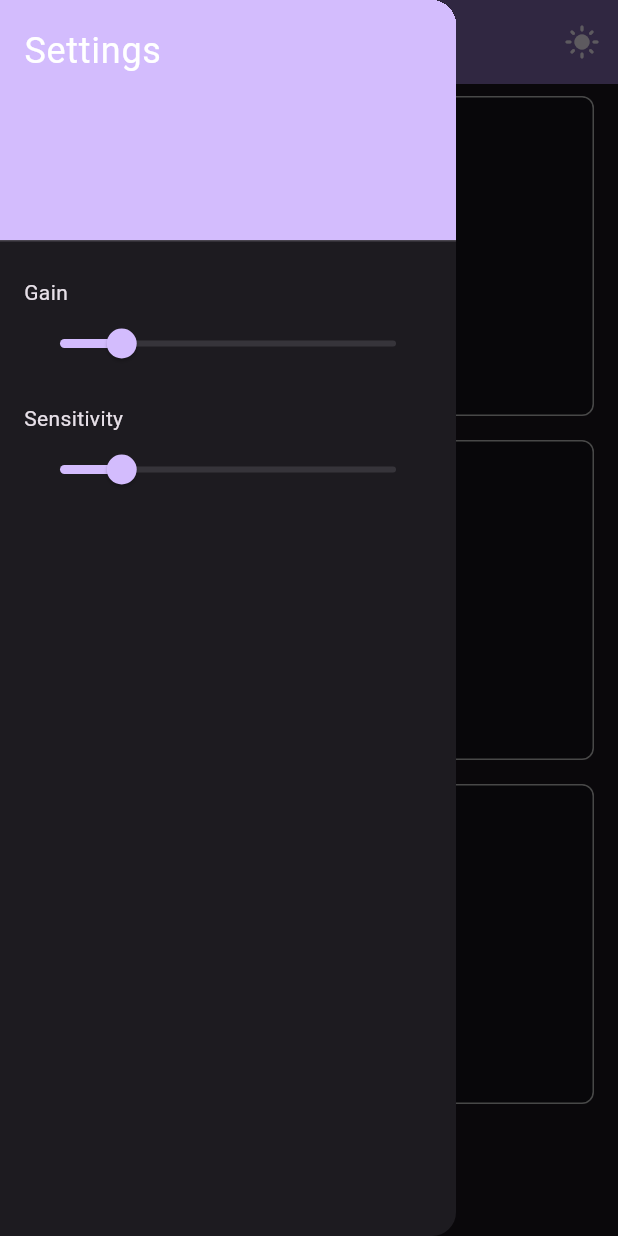
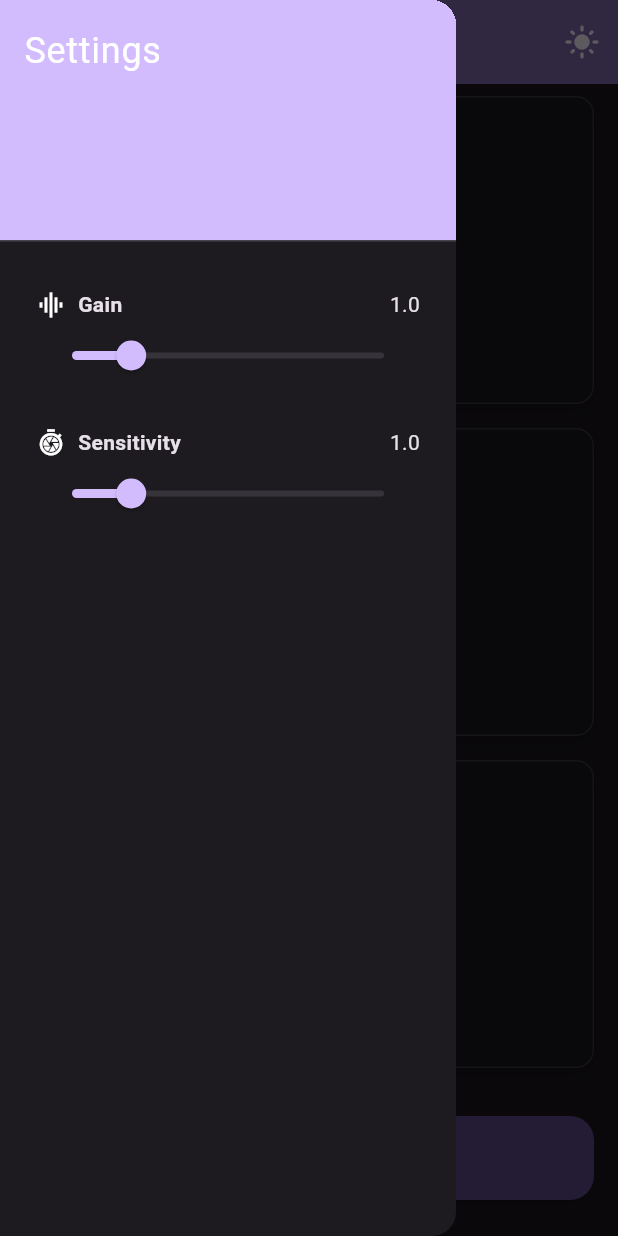
Before and after one commit to pedro16797/Spectral, a Flutter app: the screen it shows after launch, in the side drawer, after a tap on the "settings" icon, on a phone screen of 412 x 824 dp. Run offline on Flutter 3.47's test engine with Material 3 defaults, Android fonts, the phone set to English and light mode, and no system bars; missing offline and left inert: fftea, record.

Commit message:
feat: implement Phase 3 - UI Modernization & UX Streamlining
- Implemented a responsive layout using LayoutBuilder and GridView.
- Standardized visualization containers with a modern card-like design.
- Refined Waveform, FFT, and Waterfall painters with anti-aliasing and polished visuals.
- Improved FFT Bar Chart with linear gradients and rounded corners.
- Enhanced settings drawer with icons, value displays, and better labels.
- Updated capture button with icons and modern styling.
- Updated project roadmap and screenshots.

Co-authored-by: pedro16797 <62699562+pedro16797@users.noreply.github.com>

```diff
--- a/lib/main.dart
+++ b/lib/main.dart
@@ -194,6 +194,52 @@ class _SpectralHomePageState extends State<SpectralHomePage> {
     super.dispose();
   }
 
+  Widget _buildVisualizationCard({required String title, required Widget child}) {
+    return Container(
+      margin: const EdgeInsets.symmetric(horizontal: 16, vertical: 8),
+      decoration: BoxDecoration(
+        color: Theme.of(context).colorScheme.surface,
+        borderRadius: BorderRadius.circular(12),
+        boxShadow: [
+          BoxShadow(
+            color: Colors.black.withOpacity(0.2),
+            blurRadius: 8,
+            offset: const Offset(0, 4),
+          ),
+        ],
+        border: Border.all(
+          color: Theme.of(context).colorScheme.outline.withOpacity(0.2),
+        ),
+      ),
+      child: ClipRRect(
+        borderRadius: BorderRadius.circular(12),
+        child: Stack(
+          children: [
+            Positioned.fill(
+              child: Container(
+                color: Colors.black.withOpacity(0.05),
+                child: child,
+              ),
+            ),
+            Positioned(
+              top: 8,
+              left: 12,
+              child: Text(
+                title,
+                style: TextStyle(
+                  color: Theme.of(context).colorScheme.onSurface.withOpacity(0.7),
+                  fontSize: 12,
+                  fontWeight: FontWeight.bold,
+                  letterSpacing: 1.2,
+                ),
+              ),
+            ),
+          ],
+        ),
+      ),
+    );
+  }
+
   @override
   Widget build(BuildContext context) {
     return Scaffold(
@@ -231,27 +277,51 @@ class _SpectralHomePageState extends State<SpectralHomePage> {
               ),
             ),
             Padding(
-              padding: const EdgeInsets.all(16.0),
+              padding: const EdgeInsets.all(24.0),
               child: Column(
                 crossAxisAlignment: CrossAxisAlignment.start,
                 children: [
-                  Text(LocalizationHelper.get('settings.gain')),
+                  Row(
+                    children: [
+                      const Icon(Icons.graphic_eq, size: 20),
+                      const SizedBox(width: 8),
+                      Text(
+                        LocalizationHelper.get('settings.gain'),
+                        style: const TextStyle(fontWeight: FontWeight.bold),
+                      ),
+                      const Spacer(),
+                      Text(_gain.toStringAsFixed(1)),
+                    ],
+                  ),
                   Slider(
                     value: _gain,
                     min: 0.1,
                     max: 5.0,
+                    divisions: 49,
                     onChanged: (value) {
                       setState(() {
                         _gain = value;
                       });
                     },
                   ),
-                  const SizedBox(height: 16),
-                  Text(LocalizationHelper.get('settings.sensitivity')),
+                  const SizedBox(height: 24),
+                  Row(
+                    children: [
+                      const Icon(Icons.shutter_speed, size: 20),
+                      const SizedBox(width: 8),
+                      Text(
+                        LocalizationHelper.get('settings.sensitivity'),
+                        style: const TextStyle(fontWeight: FontWeight.bold),
+                      ),
+                      const Spacer(),
+                      Text(_sensitivity.toStringAsFixed(1)),
+                    ],
+                  ),
                   Slider(
                     value: _sensitivity,
                     min: 0.1,
                     max: 5.0,
+                    divisions: 49,
                     onChanged: (value) {
                       setState(() {
                         _sensitivity = value;
@@ -264,80 +334,83 @@ class _SpectralHomePageState extends State<SpectralHomePage> {
           ],
         ),
       ),
-      body: Center(
-        child: Column(
-          mainAxisAlignment: MainAxisAlignment.center,
-          children: <Widget>[
-            Expanded(
-              child: Container(
-                margin: const EdgeInsets.symmetric(horizontal: 16, vertical: 8),
-                decoration: BoxDecoration(
-                  border: Border.all(color: Colors.grey),
-                  borderRadius: BorderRadius.circular(8),
-                  color: Colors.black12,
-                ),
-                child: ClipRect(
-                  child: SizedBox.expand(
+      body: LayoutBuilder(
+        builder: (context, constraints) {
+          final isWide = constraints.maxWidth > 600;
+
+          final visualizations = [
+            _buildVisualizationCard(
+              title: LocalizationHelper.get('visualizations.waveform'),
               child: CustomPaint(
                 painter: WaveformPainter(
                   audioData: _currentAudioData,
-                        color: Colors.green,
+                  color: Colors.greenAccent,
                 ),
               ),
             ),
-                ),
-              ),
-            ),
-            Expanded(
-              child: Container(
-                margin: const EdgeInsets.symmetric(horizontal: 16, vertical: 8),
-                decoration: BoxDecoration(
-                  border: Border.all(color: Colors.grey),
-                  borderRadius: BorderRadius.circular(8),
-                  color: Colors.black12,
-                ),
-                child: ClipRect(
-                  child: SizedBox.expand(
+            _buildVisualizationCard(
+              title: LocalizationHelper.get('visualizations.waterfall'),
               child: CustomPaint(
                 painter: WaterfallPainter(
                   fftHistory: List.from(_fftHistory),
                 ),
               ),
             ),
+            _buildVisualizationCard(
+              title: LocalizationHelper.get('visualizations.fft'),
+              child: CustomPaint(
+                painter: FftBarChartPainter(
+                  fftData: _currentFftData,
+                  color: Colors.blueAccent,
                 ),
               ),
             ),
+          ];
+
+          return Column(
+            children: [
               Expanded(
-              child: Container(
-                margin: const EdgeInsets.symmetric(horizontal: 16, vertical: 8),
-                decoration: BoxDecoration(
-                  border: Border.all(color: Colors.grey),
-                  borderRadius: BorderRadius.circular(8),
-                  color: Colors.black12,
+                child: isWide
+                    ? GridView.count(
+                        crossAxisCount: 2,
+                        padding: const EdgeInsets.all(8),
+                        children: visualizations,
+                      )
+                    : Column(
+                        children: visualizations.map((v) => Expanded(child: v)).toList(),
                       ),
-                child: ClipRect(
-                  child: SizedBox.expand(
-                    child: CustomPaint(
-                      painter: FftBarChartPainter(
-                        fftData: _currentFftData,
-                        color: Colors.blue,
+              ),
+              Padding(
+                padding: const EdgeInsets.symmetric(vertical: 24.0, horizontal: 16.0),
+                child: SizedBox(
+                  width: double.infinity,
+                  height: 56,
+                  child: ElevatedButton.icon(
+                    onPressed: _toggleCapture,
+                    style: ElevatedButton.styleFrom(
+                      backgroundColor: _isCapturing
+                          ? Colors.redAccent.withOpacity(0.1)
+                          : Theme.of(context).colorScheme.primaryContainer,
+                      foregroundColor: _isCapturing
+                          ? Colors.redAccent
+                          : Theme.of(context).colorScheme.onPrimaryContainer,
+                      shape: RoundedRectangleBorder(
+                        borderRadius: BorderRadius.circular(16),
+                      ),
+                    ),
+                    icon: Icon(_isCapturing ? Icons.stop : Icons.play_arrow),
+                    label: Text(
+                      _isCapturing
+                          ? LocalizationHelper.get('common.stop_capture')
+                          : LocalizationHelper.get('common.start_capture'),
+                      style: const TextStyle(fontSize: 18, fontWeight: FontWeight.bold),
                     ),
                   ),
                 ),
               ),
-              ),
-            ),
-            Padding(
-              padding: const EdgeInsets.all(16.0),
-              child: ElevatedButton(
-                onPressed: _toggleCapture,
-                child: Text(_isCapturing
-                    ? LocalizationHelper.get('common.stop_capture')
-                    : LocalizationHelper.get('common.start_capture')),
-              ),
-            ),
             ],
-        ),
+          );
+        },
       ),
     );
   }
--- a/lib/src/ui/fft_bar_chart_painter.dart
+++ b/lib/src/ui/fft_bar_chart_painter.dart
@@ -12,8 +12,8 @@ class FftBarChartPainter extends CustomPainter {
     if (fftData.isEmpty) return;
 
     final paint = Paint()
-      ..color = color
-      ..style = PaintingStyle.fill;
+      ..style = PaintingStyle.fill
+      ..isAntiAlias = true;
 
     final width = size.width;
     final height = size.height;
@@ -44,8 +44,22 @@ class FftBarChartPainter extends CustomPainter {
       final x = i * barWidth;
       final y = height - barHeight;
 
-      canvas.drawRect(
-        Rect.fromLTWH(x, y, barWidth - 1, barHeight),
+      final rect = Rect.fromLTWH(x, y, barWidth - 1, barHeight);
+      paint.shader = LinearGradient(
+        begin: Alignment.topCenter,
+        end: Alignment.bottomCenter,
+        colors: [
+          color,
+          color.withOpacity(0.3),
+        ],
+      ).createShader(rect);
+
+      canvas.drawRRect(
+        RRect.fromRectAndCorners(
+          rect,
+          topLeft: const Radius.circular(4),
+          topRight: const Radius.circular(4),
+        ),
         paint,
       );
     }
--- a/lib/src/ui/waterfall_painter.dart
+++ b/lib/src/ui/waterfall_painter.dart
@@ -33,7 +33,8 @@ class WaterfallPainter extends CustomPainter {
 
         final paint = Paint()
           ..color = _getColorForNormalizedValue(normalized)
-          ..style = PaintingStyle.fill;
+          ..style = PaintingStyle.fill
+          ..isAntiAlias = true;
 
         final x = j * barWidth;
         // i=0 is the oldest or newest?
@@ -41,7 +42,7 @@ class WaterfallPainter extends CustomPainter {
         final y = i * rowHeight;
 
         canvas.drawRect(
-          Rect.fromLTWH(x, y, barWidth + 0.5, rowHeight + 0.5),
+          Rect.fromLTWH(x, y, barWidth + 0.2, rowHeight + 0.2),
           paint,
         );
       }
--- a/lib/src/ui/waveform_painter.dart
+++ b/lib/src/ui/waveform_painter.dart
@@ -13,8 +13,11 @@ class WaveformPainter extends CustomPainter {
 
     final paint = Paint()
       ..color = color
-      ..strokeWidth = 1.0
-      ..style = PaintingStyle.stroke;
+      ..strokeWidth = 2.0
+      ..style = PaintingStyle.stroke
+      ..strokeCap = StrokeCap.round
+      ..strokeJoin = StrokeJoin.round
+      ..isAntiAlias = true;
 
     final path = Path();
     final width = size.width;
```
Also changed, not shown: 3 other files. Lines whose indentation alone changed are shown as unchanged.
